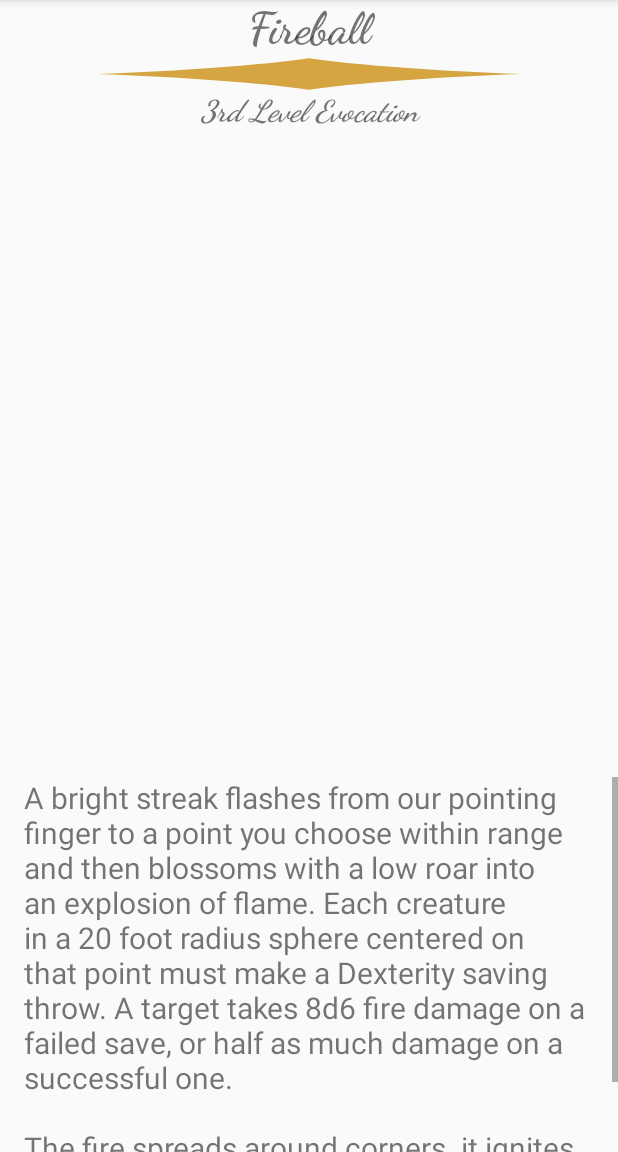
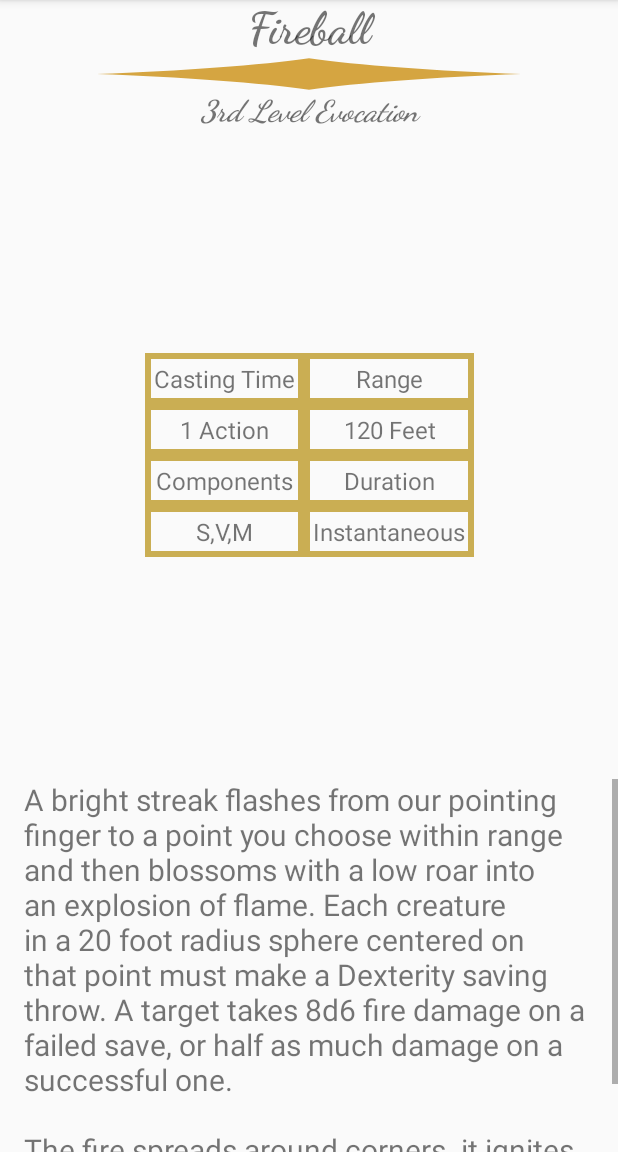
Before and after one commit to Ranzer1255/DraxSpells, an Android app: the screen it shows after launch (SpellDetailActivity), after a tap on "Fireball", on a phone screen of 412 x 824 dp, the part 84-1236 px from its top. Run offline under Robolectric (Android 15) with nearby library versions, the phone set to English and light mode, and no system bars.

Commit message:
more work on spell detail screen

```diff
--- a/app/build.gradle
+++ b/app/build.gradle
@@ -5,7 +5,7 @@ android {
     buildToolsVersion "26.0.0"
     defaultConfig {
         applicationId "com.example.ranzer.draxspells"
-        minSdkVersion 15
+        minSdkVersion 19
         targetSdkVersion 25
         versionCode 1
         versionName "1.0"
--- a/app/src/main/java/com/example/ranzer/draxspells/SpellDetailActivity.java
+++ b/app/src/main/java/com/example/ranzer/draxspells/SpellDetailActivity.java
@@ -7,9 +7,14 @@ import android.widget.TextView;
 import com.example.ranzer.draxspells.data.SimpleSpellDataProvider;
 import com.example.ranzer.draxspells.data.SpellItem;
 
+import org.w3c.dom.Text;
+
 public class SpellDetailActivity extends AppCompatActivity {
 
 	private SpellItem spellItem;
+	private TextView tvSpellName, tvLevelSchool, tvSpellDescription, tvCastingTime, tvRange;
+	private TextView tvComponents, tvDuration;
+
 
 	@Override
 	protected void onCreate(Bundle savedInstanceState) {
@@ -23,11 +28,9 @@ public class SpellDetailActivity extends AppCompatActivity {
 		int spellPos = getIntent().getIntExtra(MainActivity.SPELL_POSITION, -1);
 		spellItem = SimpleSpellDataProvider.spellList.get(spellPos);
 
-		TextView tvSpellName = (TextView) findViewById(R.id.spellName);
-		TextView tvLevelSchool = (TextView) findViewById(R.id.levelAndSchool);
-		TextView tvSpellDescription = (TextView) findViewById(R.id.spellDescription);
+		getViews();
 
-		tvSpellName.setText(spellItem.getName());
+		setSpellName();
 		StringBuilder sb = new StringBuilder();
 
 		if (spellItem.getLevel() == 0) {
@@ -37,6 +40,31 @@ public class SpellDetailActivity extends AppCompatActivity {
 		}
 
 		tvSpellDescription.setText(spellItem.getDescription());
+
+		tvCastingTime.setText(spellItem.getCastingTime());
+		tvRange.setText(spellItem.getRange());
+		tvComponents.setText(spellItem.getComponents());
+		tvDuration.setText(spellItem.getDuration());
+	}
+
+	private void setSpellName() {
+		StringBuilder sb = new StringBuilder();
+
+		sb.append(spellItem.getName());
+		if (spellItem.isConcentration()) {
+			sb.append(" [C]");
+		}
+		tvSpellName.setText(sb.toString());
+	}
+
+	private void getViews() {
+		tvSpellName = (TextView) findViewById(R.id.spellName);
+		tvLevelSchool = (TextView) findViewById(R.id.levelAndSchool);
+		tvSpellDescription = (TextView) findViewById(R.id.spellDescription);
+		tvCastingTime = (TextView) findViewById(R.id.CastingTime);
+		tvRange = (TextView) findViewById(R.id.Range);
+		tvComponents = (TextView) findViewById(R.id.components);
+		tvDuration = (TextView) findViewById(R.id.duration);
 	}
 
 	public static String ordinal(int i) {
--- a/app/src/main/java/com/example/ranzer/draxspells/data/SimpleSpellDataProvider.java
+++ b/app/src/main/java/com/example/ranzer/draxspells/data/SimpleSpellDataProvider.java
@@ -21,10 +21,18 @@ public class SimpleSpellDataProvider {
 						"The fire spreads around corners. it ignites flammable objects in the area that aren't being worn or carried.",
 				"When you cast this spell using a spell slot of 4th level or higher, the damage increases by 1d6 for each slot level above 3rd",
 				"Dex Save", null, "8d6");
+
 		addSpell(null, "Firebolt", 0, "Evocation", "1 Action", "120 Feet", "V, S", "Instantaneous", false,
 				"You hurl a mote of fire at a creature or object within range. Make a ranged spell attack against the target. On a hit, the target takes 1d10 fire damage. a flammable object hit by this spe3ll ignites if it isn't being worn ro carried.",
 				"This spell's damage increases by 1d10 when you reach 5th level (2d10, 11th level (3d10), and 17h level (4d10)",
 				null, "1d20+Prof+Dex", "1d10");
+
+		addSpell(null, "Project Image", 7, "Illusion", "1 Action", "500 miles", "V,S,M", "Concentration, up to 1 day",
+				true, "You create an illusory copy of yourself that lasts for the duration, The copy can appear at any location within range that you have seen befor, regardless of intervening obstacles. The illusion looks and sounds like you but is intangible. If the isllusion takes any damage, it disappears, and the spell ends.\n" +
+						"you can use your action to move this illusion up to twice your speed, and make it gesture, speak and behave in whatever way you choose. It mimics your mannerisms perfectly.\n" +
+						"you can see through its eyes and hear through its ears as if you were in its space. On your turn as a bonus action, you can swithc from using its senses to using your own, or back again. While you are using its senses, you are blinded and deafend in regard to your own surroundinghs.\n" +
+						"Phisical interactions with the image reveals it to be an illusion, because things can bass through it. A creature that usis its action to examine the image can determine that it is an aillusion with a successful Inteligence (Investication_ check aginst your spell save DC. If a creature discerns the illlusion for what it is, the creature can see through the image, and any noise it makes sounds hollow tothe creature.",
+				null, null, null, null);
 	}
 
 	public static void addSpell(String spellID, String name, int level, String school, String castingTime,
--- /dev/null
+++ b/app/src/main/res/drawable/cell_shape.xml
@@ -0,0 +1,8 @@
+<shape
+    xmlns:android="http://schemas.android.com/apk/res/android"
+    android:shape="rectangle">
+    <solid android:color="@android:color/transparent"/>
+    <stroke
+        android:width="4dp"
+        android:color="@color/colorSecondaryDark"/>
+</shape>
--- a/app/src/main/res/layout/activity_spell_detail.xml
+++ b/app/src/main/res/layout/activity_spell_detail.xml
@@ -12,7 +12,6 @@
         android:id="@+id/spellName"
         android:layout_width="0dp"
         android:layout_height="wrap_content"
-        android:layout_alignParentLeft="true"
         android:layout_alignParentStart="true"
         android:layout_alignParentTop="true"
         android:fontFamily="cursive"
@@ -24,7 +23,7 @@
         app:layout_constraintLeft_toLeftOf="parent"
         app:layout_constraintRight_toRightOf="parent"
         app:layout_constraintTop_toTopOf="parent"
-        />
+        tools:ignore="HardcodedText"/>
 
     <ImageView
         android:id="@+id/nameDivider"
@@ -32,6 +31,7 @@
         android:layout_height="wrap_content"
         android:layout_below="@+id/spellName"
         android:layout_centerHorizontal="true"
+        android:contentDescription="@string/divider_graphic"
         android:scaleType="fitXY"
         app:layout_constraintHorizontal_bias="0.0"
         app:layout_constraintLeft_toLeftOf="parent"
@@ -45,7 +45,6 @@
         android:layout_height="wrap_content"
         android:layout_below="@+id/nameDivider"
         android:layout_centerHorizontal="true"
-        android:elevation="1dp"
         android:fontFamily="cursive"
         android:text="Spell school and level"
         android:textAlignment="center"
@@ -53,14 +52,126 @@
         android:textStyle="bold|italic"
         app:layout_constraintLeft_toLeftOf="parent"
         app:layout_constraintRight_toRightOf="parent"
-        app:layout_constraintTop_toBottomOf="@+id/nameDivider"/>
+        app:layout_constraintTop_toBottomOf="@+id/nameDivider"
+        tools:ignore="HardcodedText"/>
+
+    <TableLayout
+        android:layout_width="wrap_content"
+        android:layout_height="wrap_content"
+        app:layout_constraintBottom_toTopOf="@+id/scrollView3"
+        app:layout_constraintLeft_toLeftOf="parent"
+        app:layout_constraintRight_toRightOf="parent"
+        app:layout_constraintTop_toBottomOf="@+id/levelAndSchool">
+
+        <TableRow
+            android:layout_width="match_parent"
+            android:layout_height="match_parent"
+            android:orientation="horizontal">
+
+            <TextView
+                android:id="@+id/lblCastingTime"
+                android:layout_width="match_parent"
+                android:background="@drawable/cell_shape"
+                android:padding="6dp"
+                android:text="@string/casting_time"
+                android:textAlignment="center"
+                android:textSize="@dimen/table_text_size"/>
+
+            <TextView
+                android:id="@+id/lblRange"
+                android:layout_width="match_parent"
+                android:background="@drawable/cell_shape"
+                android:padding="6dp"
+                android:text="@string/range"
+                android:textAlignment="center"
+                android:textSize="@dimen/table_text_size"/>
+
+        </TableRow>
+
+        <TableRow
+            android:layout_width="match_parent"
+            android:layout_height="match_parent"
+            android:orientation="horizontal">
+
+            <TextView
+                android:id="@+id/CastingTime"
+                android:background="@drawable/cell_shape"
+                android:padding="6dp"
+                android:text="1 Action"
+                android:textAlignment="center"
+                android:textSize="@dimen/table_text_size"
+                tools:ignore="HardcodedText"/>
+
+            <TextView
+                android:id="@+id/Range"
+                android:background="@drawable/cell_shape"
+                android:padding="6dp"
+                android:text="120 feet"
+                android:textAlignment="center"
+                android:textSize="@dimen/table_text_size"
+                tools:ignore="HardcodedText"/>
+
+        </TableRow>
+
+        <TableRow
+            android:layout_width="match_parent"
+            android:layout_height="match_parent"
+            android:orientation="horizontal">
+
+            <TextView
+                android:id="@+id/lblComponents"
+                android:background="@drawable/cell_shape"
+                android:padding="6dp"
+                android:text="@string/components"
+                android:textAlignment="center"
+                android:textSize="@dimen/table_text_size"/>
+
+            <TextView
+                android:id="@+id/lblDuration"
+                android:background="@drawable/cell_shape"
+                android:padding="6dp"
+                android:text="@string/duration"
+                android:textAlignment="center"
+                android:textSize="@dimen/table_text_size"/>
+
+        </TableRow>
+
+        <TableRow
+            android:layout_width="match_parent"
+            android:layout_height="match_parent"
+            android:orientation="horizontal">
+
+            <TextView
+                android:id="@+id/components"
+                android:background="@drawable/cell_shape"
+                android:padding="6dp"
+                android:text="S, V, M"
+                android:textAlignment="center"
+                android:textSize="@dimen/table_text_size"
+                tools:ignore="HardcodedText"/>
+
+            <TextView
+                android:id="@+id/duration"
+                android:background="@drawable/cell_shape"
+                android:padding="6dp"
+                android:text="instantaneous"
+                android:textAlignment="center"
+                android:textSize="@dimen/table_text_size"
+                tools:ignore="HardcodedText"/>
+
+        </TableRow>
+
+
+    </TableLayout>
 
     <ScrollView
         android:id="@+id/scrollView3"
         android:layout_width="wrap_content"
         android:layout_height="250dp"
+        android:layout_marginBottom="-1dp"
         android:scrollbarStyle="insideOverlay"
         app:layout_constraintBottom_toBottomOf="parent"
+        app:layout_constraintHorizontal_bias="0.0"
         app:layout_constraintLeft_toLeftOf="parent"
         app:layout_constraintRight_toRightOf="parent">
 
@@ -73,7 +184,8 @@
             android:paddingRight="16dp"
             android:paddingStart="16dp"
             android:text="This is the Text that will be replaced by the spell discription"
-            android:textSize="20sp"/>
+            android:textSize="20sp"
+            tools:ignore="HardcodedText"/>
     </ScrollView>
 
 
--- /dev/null
+++ b/app/src/main/res/values/demen.xml
@@ -0,0 +1,4 @@
+<?xml version="1.0" encoding="utf-8"?>
+<resources>
+    <dimen name="table_text_size">16sp</dimen>
+</resources>
--- a/app/src/main/res/values/strings.xml
+++ b/app/src/main/res/values/strings.xml
@@ -3,4 +3,7 @@
     <string name="title_activity_spell_detail">SpellDetailActivity</string>
     <string name="casting_time">Casting Time</string>
     <string name="range">Range</string>
+    <string name="duration">Duration</string>
+    <string name="components">Components</string>
+    <string name="divider_graphic">divider graphic</string>
 </resources>
```
